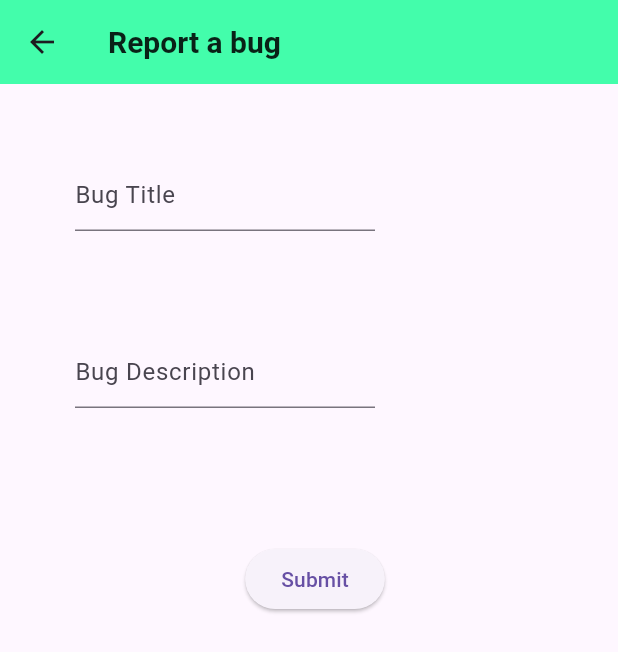
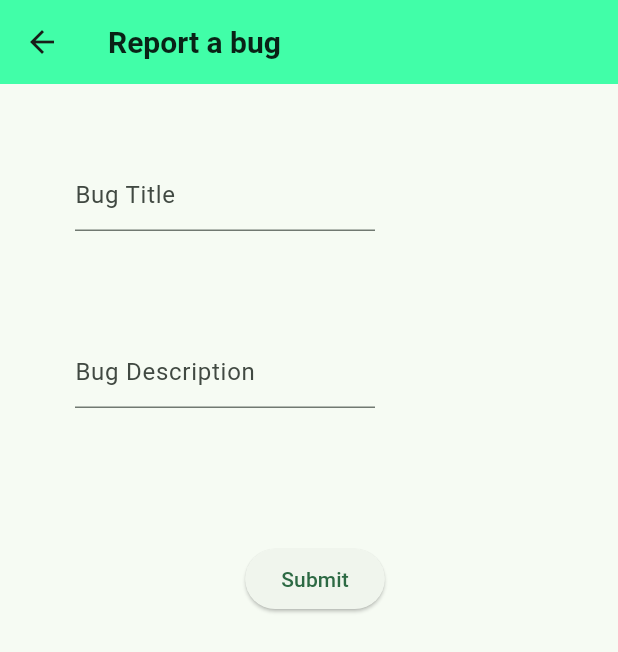
Before and after one commit to huzaifarashid3/carpool, a Flutter app: the screen it shows after launch, after a tap on the "bug report" icon, on a phone screen of 412 x 824 dp. Shown: the top 652 px of the screen. Run offline on Flutter 3.47's test engine with Material 3 defaults, Android fonts, the phone set to English and light mode, and no system bars.

Commit message:
Changes Colors

```diff
--- a/lib/main.dart
+++ b/lib/main.dart
@@ -14,6 +14,11 @@ class MyApp extends StatelessWidget {
   Widget build(BuildContext context) {
     return MaterialApp(
       debugShowCheckedModeBanner: false,
+      theme: ThemeData(
+        useMaterial3: true,
+        colorScheme:
+            ColorScheme.fromSeed(seedColor: Color.fromARGB(255, 59, 255, 154)),
+      ),
       home: MyScaffold(),
       routes: {
         bug_report.route_name: (_) => bug_report(),
@@ -30,18 +35,16 @@ class MyScaffold extends StatefulWidget {
 }
 
 class _MyScaffoldState extends State<MyScaffold> {
+  int noOfRides = 1;
   @override
-  int noOfRides = 1;
   Widget build(BuildContext context) {
+    final theme = Theme.of(context);
     return Scaffold(
       appBar: AppBar(
         leading: Tooltip(
           message: 'Filter',
           child: IconButton(
-            onPressed: () {
-              // Show filter options for time and location
-              // Implement your logic here
-            },
+            onPressed: () {},
             icon: Icon(Icons.filter_list),
           ),
         ),
@@ -50,14 +53,14 @@ class _MyScaffoldState extends State<MyScaffold> {
           style: TextStyle(
               fontSize: 20.0,
               fontWeight: FontWeight.bold,
-              color: Colors.black87),
+              color: theme.colorScheme.onPrimary),
         ),
-        backgroundColor: Color.fromARGB(190, 3, 255, 142),
+        backgroundColor: theme.colorScheme.primary,
         centerTitle: true,
       ),
       body: Cards(noOfRides: noOfRides),
       bottomNavigationBar: BottomAppBar(
-        color: Color.fromARGB(190, 3, 255, 142),
+        color: theme.colorScheme.primary,
         height: 70,
         surfaceTintColor: Colors.red,
         child: Row(
@@ -106,15 +109,16 @@ class Cards extends StatelessWidget {
     return ListView.builder(
       itemCount: noOfRides, //total no of rides it needs to add onscreen
       itemBuilder: (BuildContext context, int index) {
-        return Container(
-          decoration: BoxDecoration(
-            //color: Color.fromARGB(206, 194, 194, 194),
-            color: Color.fromARGB(255, 255, 174, 24),
-            borderRadius: BorderRadius.circular(15),
+        return Padding(
+          padding: const EdgeInsets.all(8.0),
+          child: Container(
+            clipBehavior: Clip.antiAlias,
+            decoration: BoxDecoration(
+              borderRadius: BorderRadius.circular(15),
+              color: Theme.of(context).colorScheme.secondaryContainer,
+            ),
+            child: const Card(),
           ),
-          //padding: EdgeInsets.fromLTRB(0, 20, 0, 20),
-          margin: EdgeInsets.fromLTRB(10, 10, 10, 10),
-          child: const Card(),
         );
       },
     );
@@ -223,7 +227,7 @@ class Card extends StatelessWidget {
             child: Icon(
               Icons.arrow_upward,
               weight: 3,
-              color: Color.fromARGB(255, 74, 181, 21),
+              color: Colors.green,
             ),
           )
         ],
@@ -233,7 +237,6 @@ class Card extends StatelessWidget {
         // Logic when tile is clicked
         print('Tile clicked');
       },
-      splashColor: Color.fromARGB(255, 255, 204, 0),
     );
   }
 }
```
